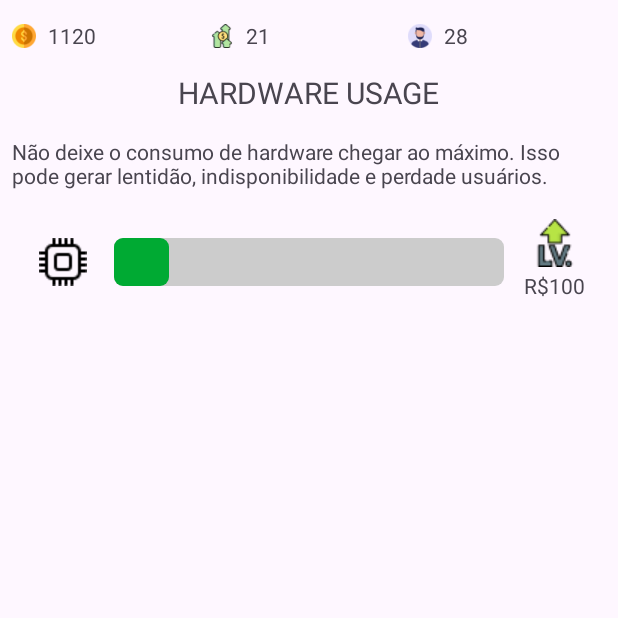
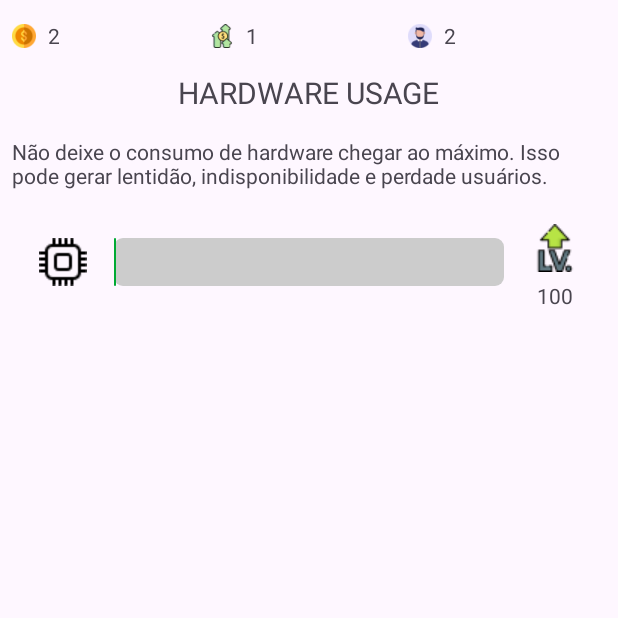
Before and after one commit to jhonatan98rios/IdleGameAndroidJava, an Android app: the screen it shows after launch (MainActivity), after a tap on an icon or button, on a phone screen of 412 x 824 dp, the top half of it. Run offline under Robolectric (Android 15) with nearby library versions, the phone set to English and light mode, and no system bars; our stand-ins replace data binding.

Commit message:
cpu upgrade implementation

```diff
--- a/app/src/main/java/com/example/idlegame/Game.java
+++ b/app/src/main/java/com/example/idlegame/Game.java
@@ -9,15 +9,19 @@ public class Game {
     private int profitPerUser;
     private int numberOfUsers;
     private int cpuUsage;
+
+    private int cpuUpgradePrice;
     private int maxCpuUsage;
 
     public Game() {
-        // Inicialize os valores iniciais
+        // Initialize values
         money = 0;
         profitPerUser = 1;
-        numberOfUsers = 0;
+        numberOfUsers = 1;
+
         cpuUsage = 0;
         maxCpuUsage = 500;
+        cpuUpgradePrice = 100;
     }
 
     public void increaseValues() {
@@ -25,12 +29,11 @@ public class Game {
         Random random = new Random();
 
         // Generate a random value to increase numberOfUsers and profitPerUser
-        int increaseUsers = random.nextInt(10) + 1;
-        int increaseProfitPerUser = random.nextInt(5) + 1;
+        int numberOfUsersPercentage = numberOfUsers / 100;
+        int increaseUsers = random.nextInt((numberOfUsersPercentage * 10) + 1) + 1;
 
-        // Increase numberOfUsers e profitPerUser
+        // Increase numberOfUsers
         numberOfUsers += increaseUsers;
-        profitPerUser += increaseProfitPerUser;
 
         // update the value money with profitPerUser and numberOfUsers
         money += profitPerUser * numberOfUsers;
@@ -53,7 +56,29 @@ public class Game {
                     increaseValues();
                 }
             }
-        }, 1000, 1000);
+        }, 2000, 2000);
+    }
+
+    public void increaseMaxCpuUsage() {
+        // Generate a random value to increase numberOfUsers and profitPerUser
+        Random random = new Random();
+        int maxCpuUsagePercentage = maxCpuUsage / 100;
+        int randomCpuUsageIncrease = (maxCpuUsagePercentage * random.nextInt(380)) + (maxCpuUsagePercentage * 20);
+        maxCpuUsage += randomCpuUsageIncrease;
+    }
+
+    public void increaseProfitPerUser() {
+        Random random = new Random();
+        int increase = random.nextInt(3) + 1;
+        profitPerUser += increase;
+    }
+
+    public void increaseCpuUpgradePrice() {
+        cpuUpgradePrice += cpuUpgradePrice / 2;
+    }
+
+    public void subtractMoney(int value) {
+        money -= value;
     }
 
     public int getMoney() {
@@ -75,4 +100,8 @@ public class Game {
     public int getMaxCpuUsage() {
         return maxCpuUsage;
     }
+
+    public int getCpuUpgradePrice() {
+        return cpuUpgradePrice;
+    }
 }
--- a/app/src/main/java/com/example/idlegame/MainActivity.java
+++ b/app/src/main/java/com/example/idlegame/MainActivity.java
@@ -5,7 +5,6 @@ import androidx.appcompat.app.AppCompatActivity;
 import android.os.Bundle;
 import android.view.View;
 import android.widget.ImageButton;
-import android.widget.Toast;
 
 import com.example.idlegame.databinding.ActivityMainBinding;
 
@@ -35,15 +34,28 @@ public class MainActivity extends AppCompatActivity {
         // Update the value of progress bar
         updateHeader();
         updateProgressBar();
+        upgradeTextViews();
 
-        ImageButton btn=(ImageButton)findViewById(R.id.levelupButton);
-        btn.setOnClickListener(new View.OnClickListener(){
+        ImageButton maxCpuUpgradeBtn=(ImageButton)findViewById(R.id.levelupButton);
+
+
+        maxCpuUpgradeBtn.setOnClickListener(new View.OnClickListener(){
             public void onClick(View view) {
-                CharSequence text = String.format("Value %s", game.getCpuUsage());
-                int duration = Toast.LENGTH_SHORT;
-                Toast.makeText(view.getContext(), text, duration).show();
+                buyMaxCpuUpgrade();
             }
         });
+
+
+    }
+
+    public void buyMaxCpuUpgrade() {
+        if (game.getMoney() >= game.getCpuUpgradePrice()) {
+            game.increaseMaxCpuUsage();
+            game.increaseProfitPerUser();
+            game.subtractMoney(game.getCpuUpgradePrice());
+            game.increaseCpuUpgradePrice();
+            upgradeTextViews();
+        }
     }
 
     // Update header data
@@ -64,6 +76,10 @@ public class MainActivity extends AppCompatActivity {
         binding.cpuProgressBar.setProgress(game.getCpuUsage());
     }
 
+    private void upgradeTextViews() {
+        binding.cpuUpgradePriceText.setText(String.valueOf(game.getCpuUpgradePrice()));
+    }
+
     public void startViewLoop() {
         Timer timer = new Timer();
         timer.scheduleAtFixedRate(new TimerTask() {
@@ -73,7 +89,7 @@ public class MainActivity extends AppCompatActivity {
                     ViewLoop();
                 }
             }
-        }, 1000, 1000);
+        }, 0, 3000);
     }
 
     public void ViewLoop() {
--- a/app/src/main/res/layout/activity_main.xml
+++ b/app/src/main/res/layout/activity_main.xml
@@ -3,6 +3,12 @@
 <layout xmlns:android="http://schemas.android.com/apk/res/android"
     xmlns:app="http://schemas.android.com/apk/res-auto"
     xmlns:tools="http://schemas.android.com/tools">
+
+    <data>
+        <variable
+            name="game"
+            type="com.example.idlegame.Game" />
+    </data>
 
     <LinearLayout
         android:layout_width="match_parent"
@@ -15,6 +21,7 @@
         tools:context=".MainActivity">
 
         <LinearLayout
+            android:id="@+id/Header"
             android:layout_width="match_parent"
             android:layout_height="32dp"
             android:gravity="center"
@@ -96,6 +103,7 @@
         </LinearLayout>
 
         <TextView
+            android:id="@+id/Title"
             android:layout_width="wrap_content"
             android:layout_height="wrap_content"
             android:layout_margin="8dp"
@@ -110,6 +118,7 @@
             android:text="Não deixe o consumo de hardware chegar ao máximo. Isso pode gerar lentidão, indisponibilidade e perdade usuários." />
 
         <LinearLayout
+            android:id="@+id/Container"
             android:layout_width="match_parent"
             android:layout_height="match_parent"
             android:layout_marginVertical="8dp"
@@ -154,11 +163,9 @@
                         app:srcCompat="@drawable/level_up" />
 
                     <TextView
-                        android:id="@+id/price"
+                        android:id="@+id/cpuUpgradePriceText"
                         android:layout_width="wrap_content"
-                        android:layout_height="wrap_content"
-                        android:layout_weight="1"
-                        android:text="R$100" />
+                        android:layout_height="wrap_content" />
                 </LinearLayout>
 
             </LinearLayout>
```
